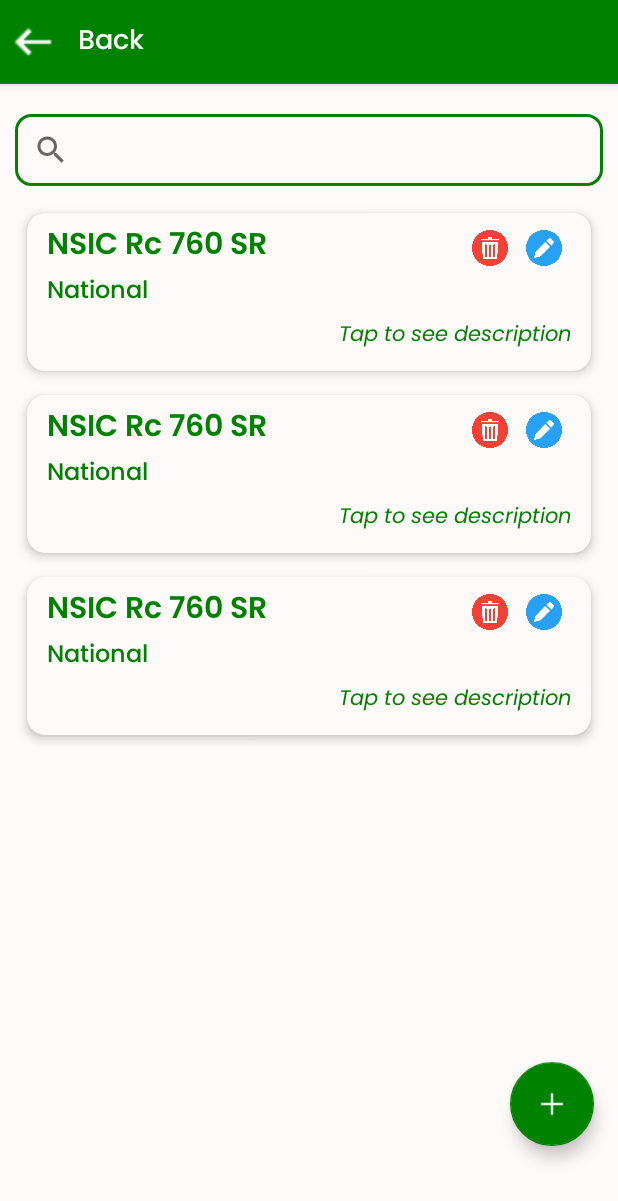
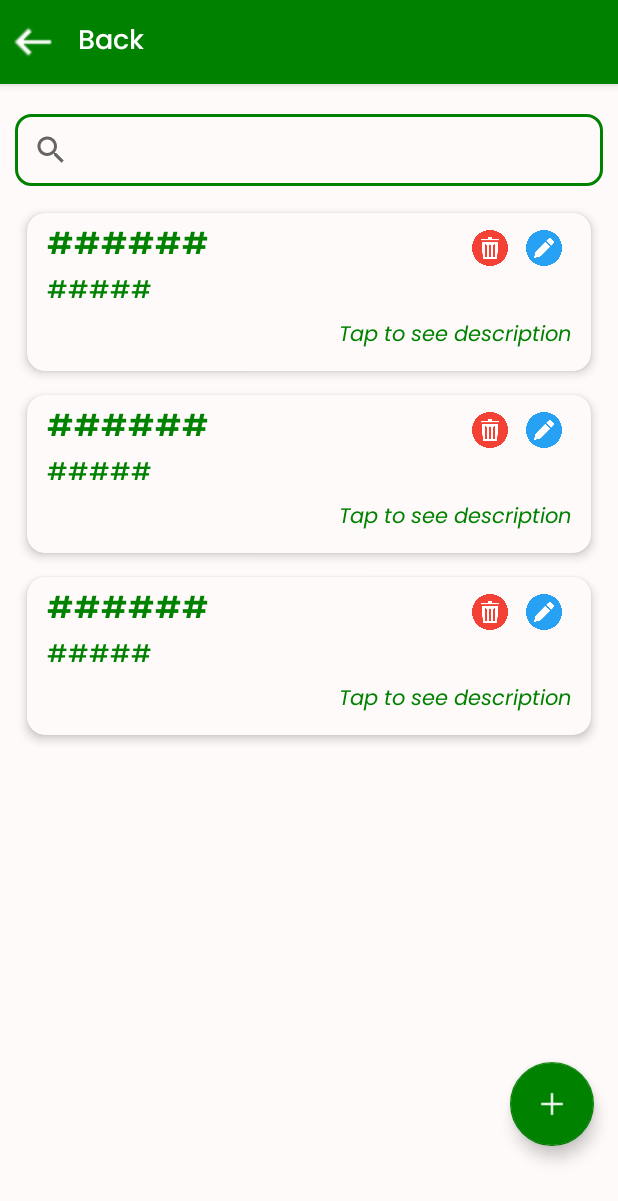
Before and after one commit to superrjj/PalaYan_App, an Android app: the layout activity_view_rice_vareties.xml on its own in the app's theme, with its tools: preview values and no code run, on a phone screen of 412 x 824 dp. Shown: the top 1201 px of the screen. Run offline under Robolectric (Android 15) with nearby library versions, the phone set to English and light mode, and no system bars.

Commit message:
Fixed the list rice seed admin xml

```diff
--- a/app/src/main/res/layout/list_rice_seed_admin.xml
+++ b/app/src/main/res/layout/list_rice_seed_admin.xml
@@ -32,19 +32,19 @@
                 android:orientation="vertical">
 
                 <TextView
-                    android:id="@+id/text_variety_name"
+                    android:id="@+id/tv_variety_name"
                     android:layout_width="wrap_content"
                     android:layout_height="wrap_content"
-                    android:text="NSIC Rc 760 SR"
+                    android:text="######"
                     android:textColor="@color/green"
                     android:textSize="20sp"
                     android:fontFamily="@font/poppins__semibold" />
 
                 <TextView
-                    android:id="@+id/text_category"
+                    android:id="@+id/tv_location"
                     android:layout_width="wrap_content"
                     android:layout_height="wrap_content"
-                    android:text="National"
+                    android:text="#####"
                     android:textColor="@color/green"
                     android:textSize="16sp"
                     android:fontFamily="@font/poppins__medium" />
@@ -58,7 +58,7 @@
                 android:layout_gravity="top">
 
                 <ImageView
-                    android:id="@+id/icon_delete"
+                    android:id="@+id/iv_delete"
                     android:layout_width="36dp"
                     android:layout_height="36dp"
                     android:src="@drawable/ic_delete"
@@ -66,7 +66,7 @@
                     android:contentDescription="Delete Icon" />
 
                 <ImageView
-                    android:id="@+id/icon_edit"
+                    android:id="@+id/iv_edit"
                     android:layout_width="36dp"
                     android:layout_height="36dp"
                     android:src="@drawable/ic_edit"
```
